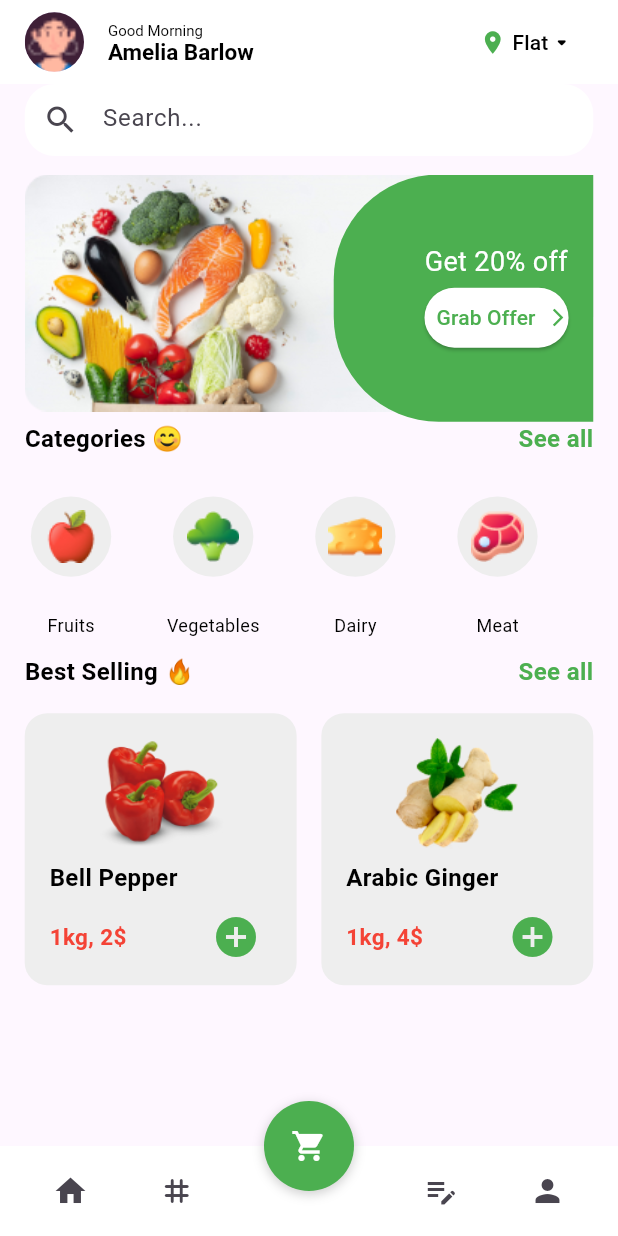
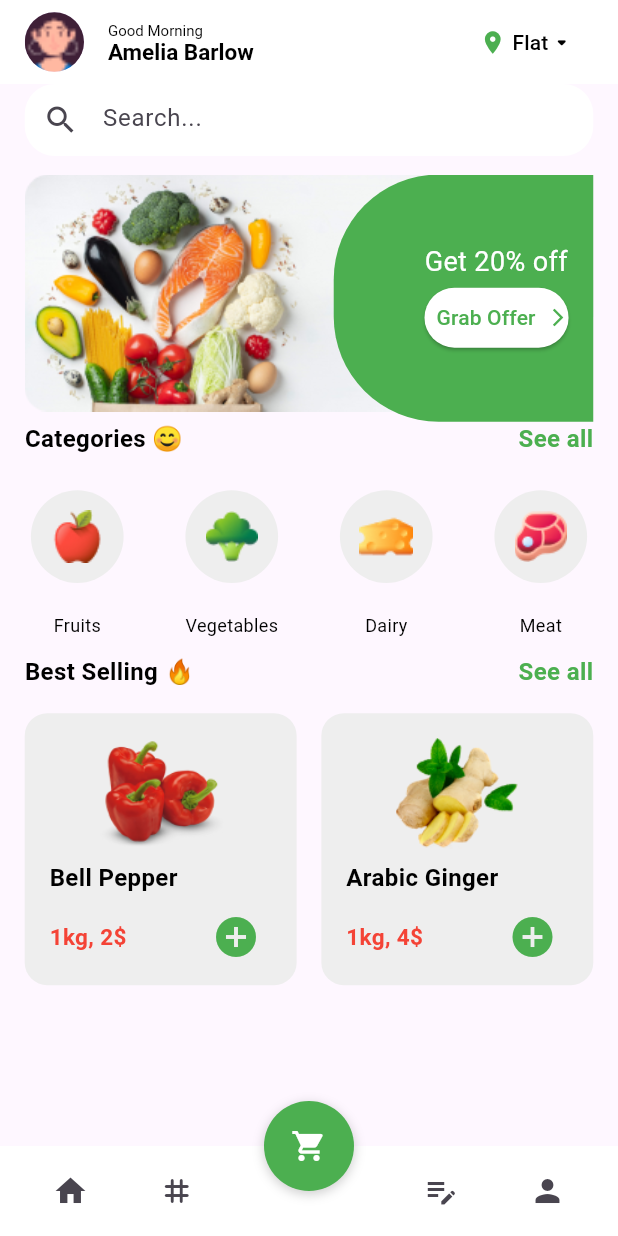
Before and after one commit to iAdam143/Grocery_app_ui, a Flutter app: the Home screen opened directly, on a phone screen of 412 x 824 dp. Run offline on Flutter 3.47's test engine with Material 2 defaults, Android fonts, the phone set to English and light mode, and no system bars; our stand-ins replace country_code_picker, google_maps_flutter; Roboto replaces fonts that are missing (DM Sans).

Commit message:
Whole Revamp

```diff
--- a/lib/CustomComponenets/CategoriesSection.dart
+++ b/lib/CustomComponenets/CategoriesSection.dart
@@ -69,7 +69,7 @@ Widget build_Categories_Section(BuildContext context) {
                   Container(
                     margin: EdgeInsets.symmetric(
                         horizontal: MediaQuery.of(context).size.width * 0.05),
-                    width: MediaQuery.of(context).size.width * 0.13,
+                    width: MediaQuery.of(context).size.width * 0.15,
                     height: MediaQuery.of(context).size.height * 0.13,
                     decoration: BoxDecoration(
                       color: Colors.grey[200],
```
